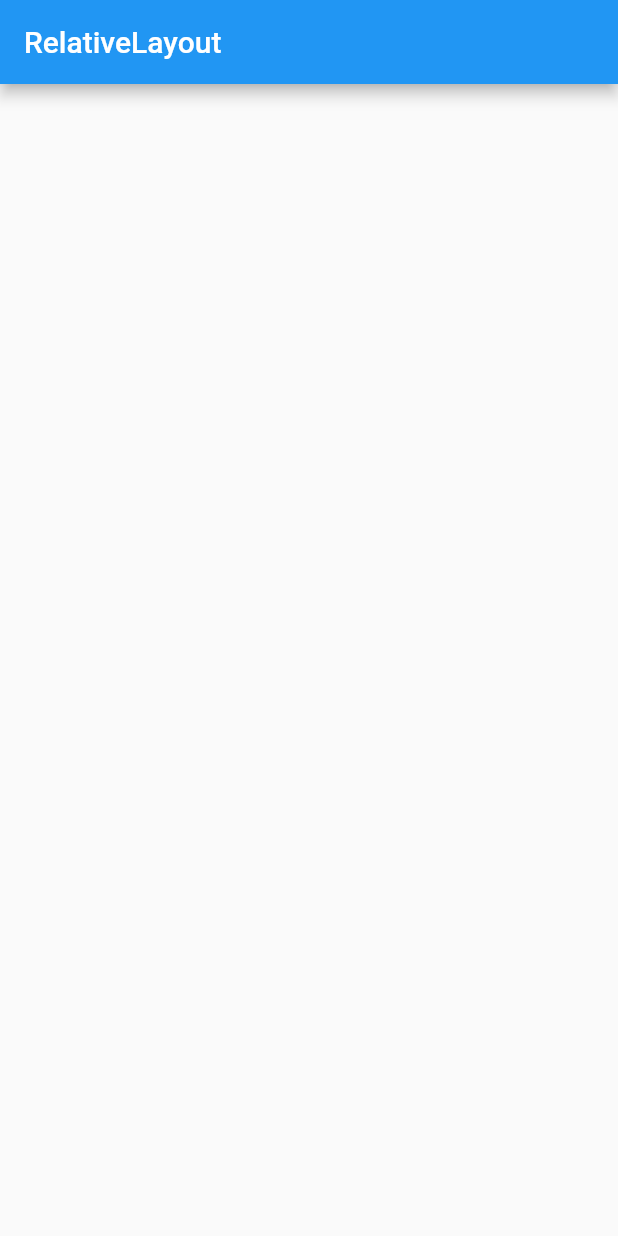
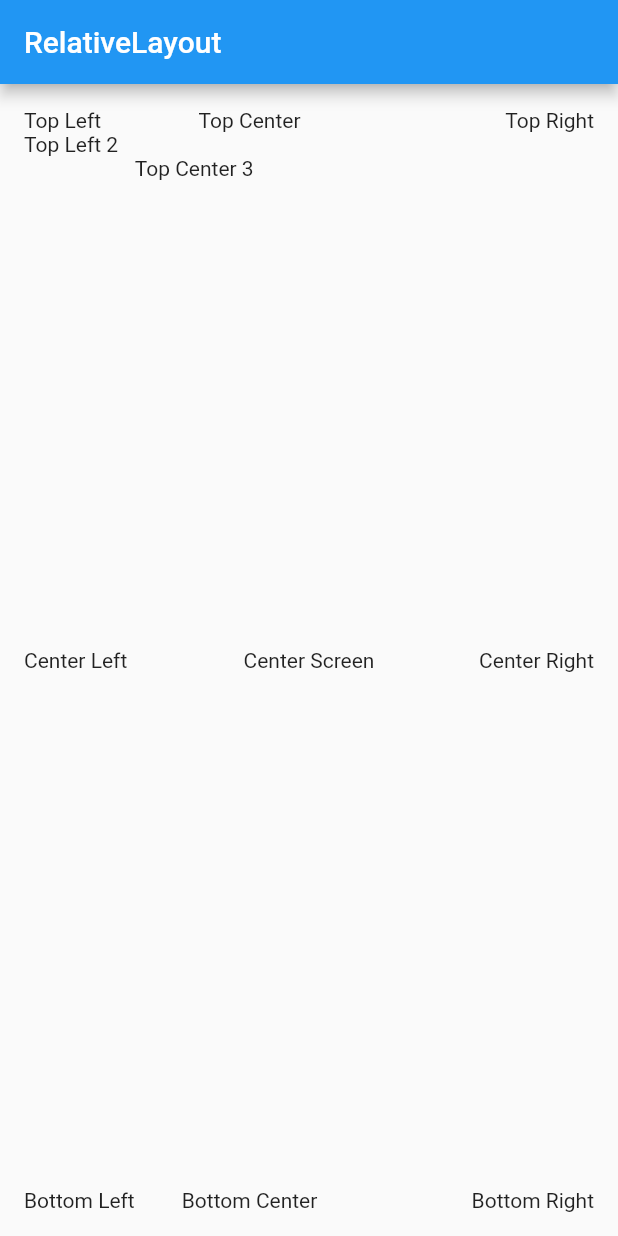
Before and after one commit to CoderJava/Belajar-Relative-Layout-Flutter, a Flutter app: the screen it shows after launch, on a phone screen of 412 x 824 dp. Run offline on Flutter 3.47's test engine with Material 2 defaults, Android fonts, the phone set to English and light mode, and no system bars.

Commit message:
Finishing Goal 2

```diff
--- a/lib/main.dart
+++ b/lib/main.dart
@@ -13,6 +13,111 @@ class MyApp extends StatelessWidget {
             "RelativeLayout",
           ),
         ),
+        body: Container(
+          key: Key("Root"),
+          padding: const EdgeInsets.all(16),
+          child: Stack(
+            children: <Widget>[
+              Align(
+                alignment: Alignment.centerLeft,
+                child: Text(
+                  "Center Left",
+                ),
+              ),
+              Align(
+                alignment: Alignment.center,
+                child: Text(
+                  "Center Screen",
+                ),
+              ),
+              Row(
+                key: Key("Row Root"),
+                children: <Widget>[
+                  Column(
+                    key: Key("Column Expanded Row Root Kiri"),
+                    mainAxisAlignment: MainAxisAlignment.spaceBetween,
+                    crossAxisAlignment: CrossAxisAlignment.start,
+                    children: <Widget>[
+                      Column(
+                        crossAxisAlignment: CrossAxisAlignment.start,
+                        children: <Widget>[
+                          Text(
+                            "Top Left",
+                            key: Key("Text Top Left"),
+                          ),
+                          Text(
+                            "Top Left 2",
+                            key: Key("Text Top Left 2"),
+                          )
+                        ],
+                      ),
+                      Text(
+                        "Bottom Left",
+                        key: Key("Text Bottom Left"),
+                      ),
+                    ],
+                  ),
+                  Expanded(
+                    key: Key("Expanded Row Root Tengah"),
+                    child: Column(
+                      key: Key("Column Expanded Row Root Tengah"),
+                      mainAxisAlignment: MainAxisAlignment.spaceBetween,
+                      crossAxisAlignment: CrossAxisAlignment.center,
+                      children: <Widget>[
+                        Column(
+                          children: <Widget>[
+                            Text(
+                              "Top Center",
+                              key: Key("Text Top Center"),
+                            ),
+                            Text(
+                              "",
+                            ),
+                            Column(
+                              crossAxisAlignment: CrossAxisAlignment.stretch,
+                              children: <Widget>[
+                                Text(
+                                  "Top Center 3",
+                                  textAlign: TextAlign.start,
+                                ),
+                              ],
+                            ),
+                          ],
+                        ),
+                        Text(
+                          "Bottom Center",
+                          key: Key("Text Bottom Center"),
+                        ),
+                      ],
+                    ),
+                  ),
+                  Expanded(
+                    key: Key("Expanded Row Root Kanan"),
+                    child: Column(
+                      key: Key("Column Expanded Row Root Kanan"),
+                      mainAxisAlignment: MainAxisAlignment.spaceBetween,
+                      crossAxisAlignment: CrossAxisAlignment.end,
+                      children: <Widget>[
+                        Text(
+                          "Top Right",
+                          key: Key("Text Top Right"),
+                        ),
+                        Text(
+                          "Center Right",
+                          key: Key("Text Center Right"),
+                        ),
+                        Text(
+                          "Bottom Right",
+                          key: Key("Text Bottom Right"),
+                        ),
+                      ],
+                    ),
+                  )
+                ],
+              ),
+            ],
+          ),
+        ),
       ),
     );
   }
```
